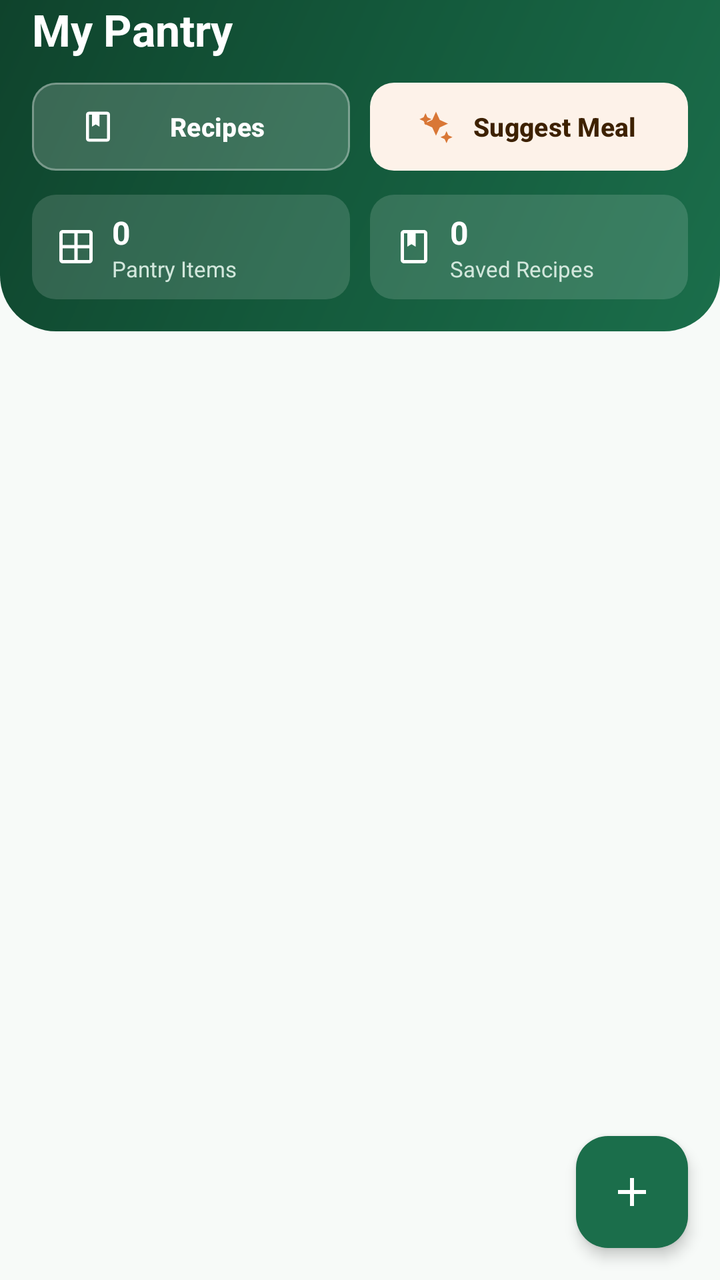
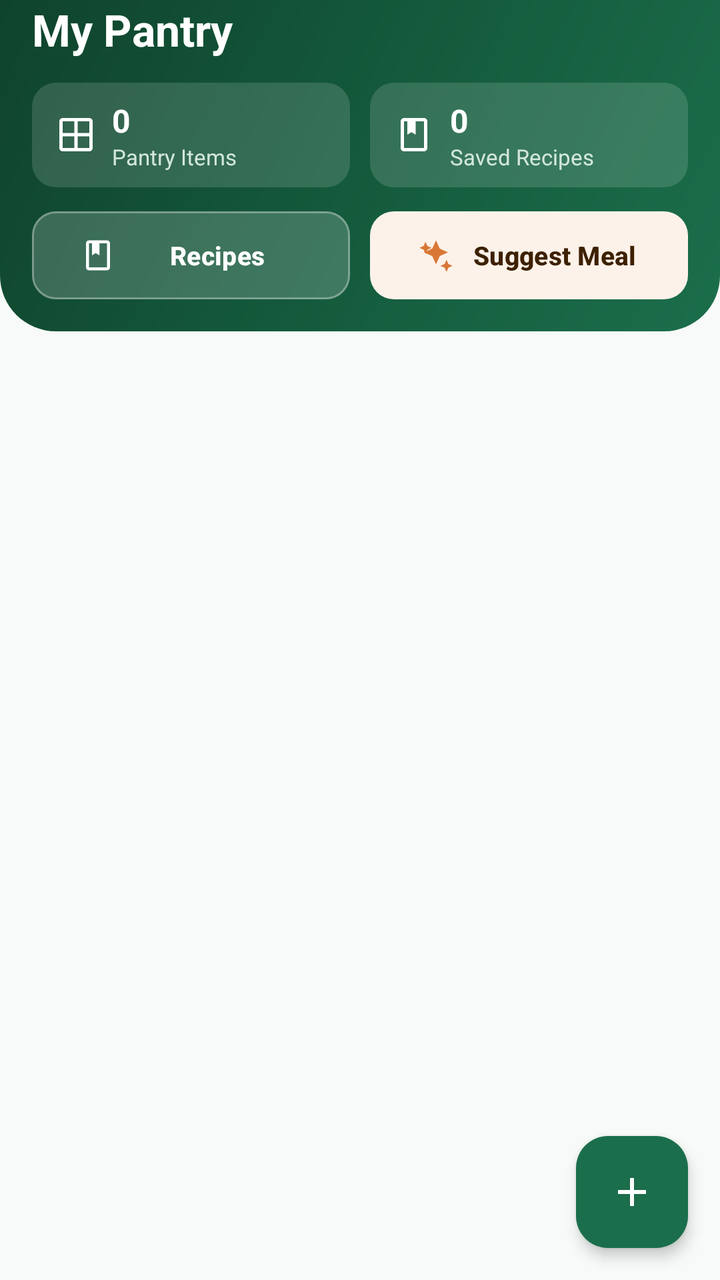

Before-and-after screenshots of an Android layout around one commit, followed by the original layout XML and the change that was made.
<!-- AndroidManifest.xml: application theme Theme.PantryManagementSystem -->
<!-- res/layout/activity_main.xml -->
<?xml version="1.0" encoding="utf-8"?>
<androidx.coordinatorlayout.widget.CoordinatorLayout
    xmlns:android="http://schemas.android.com/apk/res/android"
    xmlns:app="http://schemas.android.com/apk/res-auto"
    xmlns:tools="http://schemas.android.com/tools"
    android:id="@+id/mainRoot"
    android:layout_width="match_parent"
    android:layout_height="match_parent"
    android:background="@color/bg_page">

    <LinearLayout
        android:layout_width="match_parent"
        android:layout_height="match_parent"
        android:orientation="vertical">

        
        <LinearLayout
            android:id="@+id/layoutHeader"
            android:layout_width="match_parent"
            android:layout_height="wrap_content"
            android:background="@drawable/bg_header_curved"
            android:orientation="vertical"
            android:paddingHorizontal="16dp"
            android:paddingBottom="16dp">

            
            <TextView
                android:id="@+id/tvTitle"
                android:layout_width="wrap_content"
                android:layout_height="wrap_content"
                android:text="My Pantry"
                android:textColor="@color/text_on_dark"
                android:textSize="22sp"
                android:textStyle="bold" />

            
            <LinearLayout
                android:layout_width="match_parent"
                android:layout_height="wrap_content"
                android:layout_marginTop="12dp"
                android:orientation="horizontal">

                
                <com.google.android.material.button.MaterialButton
                    android:id="@+id/btnRecipes"
                    android:layout_width="0dp"
                    android:layout_height="44dp"
                    android:layout_weight="1"
                    android:text="Recipes"
                    android:textSize="13sp"
                    android:textStyle="bold"
                    android:textColor="@color/on_primary"
                    app:backgroundTint="#2EFFFFFF"
                    app:strokeColor="#50FFFFFF"
                    app:strokeWidth="1dp"
                    app:cornerRadius="12dp"
                    app:icon="@drawable/ic_recipes"
                    app:iconSize="18dp"
                    app:iconTint="#FFFFFF"
                    android:insetTop="0dp"
                    android:insetBottom="0dp" />

                
                <com.google.android.material.button.MaterialButton
                    android:id="@+id/btnSuggestMeal"
                    android:layout_width="0dp"
                    android:layout_height="44dp"
                    android:layout_weight="1"
                    android:layout_marginStart="10dp"
                    android:text="Suggest Meal"
                    android:textSize="13sp"
                    android:textStyle="bold"
                    android:textColor="#3D2100"
                    app:backgroundTint="#FDF2E9"
                    app:cornerRadius="12dp"
                    app:icon="@drawable/ic_sparkle"
                    app:iconSize="18dp"
                    app:iconTint="@color/secondary"
                    android:insetTop="0dp"
                    android:insetBottom="0dp" />
            </LinearLayout>

            
            <LinearLayout
                android:layout_width="match_parent"
                android:layout_height="wrap_content"
                android:layout_marginTop="12dp"
                android:orientation="horizontal">

                
                <LinearLayout
                    android:layout_width="0dp"
                    android:layout_height="wrap_content"
                    android:layout_weight="1"
                    android:background="@drawable/bg_stat_badge"
                    android:paddingVertical="8dp"
                    android:paddingHorizontal="12dp"
                    android:orientation="horizontal"
                    android:gravity="center_vertical">

                    <ImageView
                        android:layout_width="20dp"
                        android:layout_height="20dp"
                        android:src="@drawable/ic_pantry"
                        app:tint="#FFFFFF"
                        android:contentDescription="Pantry Items" />

                    <LinearLayout
                        android:layout_width="wrap_content"
                        android:layout_height="wrap_content"
                        android:layout_marginStart="8dp"
                        android:orientation="vertical">

                        <TextView
                            android:id="@+id/tvStatTotalItems"
                            android:layout_width="wrap_content"
                            android:layout_height="wrap_content"
                            android:text="0"
                            android:textColor="@color/text_on_dark"
                            android:textSize="16sp"
                            android:textStyle="bold" />

                        <TextView
                            android:layout_width="wrap_content"
                            android:layout_height="wrap_content"
                            android:text="Pantry Items"
                            android:textColor="@color/text_on_dark_secondary"
                            android:textSize="11sp" />
                    </LinearLayout>
                </LinearLayout>

                
                <LinearLayout
                    android:layout_width="0dp"
                    android:layout_height="wrap_content"
                    android:layout_weight="1"
                    android:layout_marginStart="10dp"
                    android:background="@drawable/bg_stat_badge"
                    android:paddingVertical="8dp"
                    android:paddingHorizontal="12dp"
                    android:orientation="horizontal"
                    android:gravity="center_vertical">

                    <ImageView
                        android:layout_width="20dp"
                        android:layout_height="20dp"
                        android:src="@drawable/ic_recipes"
                        app:tint="#FFFFFF"
                        android:contentDescription="Saved Recipes" />

                    <LinearLayout
                        android:layout_width="wrap_content"
                        android:layout_height="wrap_content"
                        android:layout_marginStart="8dp"
                        android:orientation="vertical">

                        <TextView
                            android:id="@+id/tvStatTotalRecipes"
                            android:layout_width="wrap_content"
                            android:layout_height="wrap_content"
                            android:text="0"
                            android:textColor="@color/text_on_dark"
                            android:textSize="16sp"
                            android:textStyle="bold" />

                        <TextView
                            android:layout_width="wrap_content"
                            android:layout_height="wrap_content"
                            android:text="Saved Recipes"
                            android:textColor="@color/text_on_dark_secondary"
                            android:textSize="11sp" />
                    </LinearLayout>
                </LinearLayout>

            </LinearLayout>

        </LinearLayout>

        
        <LinearLayout
            android:id="@+id/layoutEmptyState"
            android:layout_width="match_parent"
            android:layout_height="0dp"
            android:layout_weight="1"
            android:gravity="center"
            android:orientation="vertical"
            android:padding="24dp"
            android:visibility="gone">

            <ImageView
                android:layout_width="56dp"
                android:layout_height="56dp"
                android:src="@drawable/ic_empty_box"
                android:contentDescription="Empty Pantry" />

            <TextView
                android:id="@+id/tvEmptyState"
                android:layout_width="match_parent"
                android:layout_height="wrap_content"
                android:layout_marginTop="12dp"
                android:gravity="center"
                android:text="Your pantry is empty.\nTap + to add your first item."
                android:textColor="@color/text_secondary"
                android:textSize="15sp" />
        </LinearLayout>

        
        <androidx.recyclerview.widget.RecyclerView
            android:id="@+id/rvPantryItems"
            android:layout_width="match_parent"
            android:layout_height="0dp"
            android:layout_weight="1"
            android:paddingTop="8dp"
            android:paddingBottom="88dp"
            android:clipToPadding="false" />

    </LinearLayout>

    
    <com.google.android.material.floatingactionbutton.FloatingActionButton
        android:id="@+id/fabAddItem"
        android:layout_width="wrap_content"
        android:layout_height="wrap_content"
        android:layout_gravity="bottom|end"
        android:layout_margin="16dp"
        android:contentDescription="Add pantry item"
        android:backgroundTint="@color/primary"
        app:tint="@color/on_primary"
        android:src="@drawable/ic_add"
        app:elevation="4dp" />

</androidx.coordinatorlayout.widget.CoordinatorLayout>
<!-- resources referenced by this layout -->
<resources>
  <color name="bg_page">#F7FAF8</color>
  <color name="on_primary">#FFFFFF</color>
  <color name="primary">#1B6E4B</color>
  <color name="secondary">#D97736</color>
  <color name="text_on_dark">#FFFFFF</color>
  <color name="text_on_dark_secondary">#D2E7DC</color>
  <color name="text_secondary">#57665E</color>
  <!-- drawable bg_header_curved (drawable) -->
  <?xml version="1.0" encoding="utf-8"?>
  <shape xmlns:android="http://schemas.android.com/apk/res/android"
      android:shape="rectangle">
      <gradient
          android:angle="135"
          android:startColor="#1B6E4B"
          android:centerColor="#145A3C"
          android:endColor="#0F432C"
          android:type="linear" />
      <corners
          android:bottomLeftRadius="28dp"
          android:bottomRightRadius="28dp" />
  </shape>
  <!-- drawable bg_stat_badge (drawable) -->
  <?xml version="1.0" encoding="utf-8"?>
  <shape xmlns:android="http://schemas.android.com/apk/res/android"
      android:shape="rectangle">
      <solid android:color="#24FFFFFF" />
      <corners android:radius="12dp" />
  </shape>
  <!-- drawable ic_add (drawable) -->
  <vector xmlns:android="http://schemas.android.com/apk/res/android"
      android:width="24dp"
      android:height="24dp"
      android:viewportWidth="24"
      android:viewportHeight="24">
    <path
        android:fillColor="#FFFFFFFF"
        android:pathData="M19,13h-6v6h-2v-6H5v-2h6V5h2v6h6v2z"/>
  </vector>
  <!-- drawable ic_empty_box (drawable) -->
  <vector xmlns:android="http://schemas.android.com/apk/res/android"
      android:width="72dp"
      android:height="72dp"
      android:viewportWidth="24"
      android:viewportHeight="24">
    <path
        android:fillColor="@color/primary_light"
        android:pathData="M19,3H5c-1.1,0 -2,0.9 -2,2v14c0,1.1 0.9,2 2,2h14c1.1,0 2,-0.9 2,-2V5c0,-1.1 -0.9,-2 -2,-2zm0,16H5V8h14v11z"/>
    <path
        android:fillColor="@color/primary"
        android:pathData="M12,6c-3.31,0 -6,2.69 -6,6s2.69,6 6,6 6,-2.69 6,-6 -2.69,-6 -6,-6zm0,9c-1.66,0 -3,-1.34 -3,-3s1.34,-3 3,-3 3,1.34 3,3 -1.34,3 -3,3z"/>
  </vector>
  <!-- drawable ic_pantry (drawable) -->
  <vector xmlns:android="http://schemas.android.com/apk/res/android"
      android:width="24dp"
      android:height="24dp"
      android:viewportWidth="24"
      android:viewportHeight="24">
    <path
        android:fillColor="#FFFFFFFF"
        android:pathData="M4,2h16c1.1,0 2,0.9 2,2v16c0,1.1 -0.9,2 -2,2H4c-1.1,0 -2,-0.9 -2,-2V4c0,-1.1 0.9,-2 2,-2zm7,2H4v7h7V4zm2,0v7h7V4h-7zm-2,9H4v7h7v-7zm2,0v7h7v-7h-7zm-4,-4H8V9h1v2zm6,0h-1V9h1v2z"/>
  </vector>
  <!-- drawable ic_recipes (drawable) -->
  <vector xmlns:android="http://schemas.android.com/apk/res/android"
      android:width="24dp"
      android:height="24dp"
      android:viewportWidth="24"
      android:viewportHeight="24">
    <path
        android:fillColor="@color/secondary"
        android:pathData="M18,2H6c-1.1,0 -2,0.9 -2,2v16c0,1.1 0.9,2 2,2h12c1.1,0 2,-0.9 2,-2V4c0,-1.1 -0.9,-2 -2,-2zm0,18H6V4h2v8l2.5,-1.5L13,12V4h5v16z"/>
  </vector>
  <!-- drawable ic_sparkle (drawable) -->
  <vector xmlns:android="http://schemas.android.com/apk/res/android"
      android:width="24dp"
      android:height="24dp"
      android:viewportWidth="24"
      android:viewportHeight="24">
    <path
        android:fillColor="@color/primary"
        android:pathData="M12,2L9.5,7.5 4,10l5.5,2.5L12,18l2.5,-5.5L20,10l-5.5,-2.5zM19,15l-1.25,2.75L15,19l2.75,1.25L19,23l1.25,-2.75L23,19l-2.75,-1.25zM5,3L3.75,5.75 1,7l2.75,1.25L5,11l1.25,-2.75L9,7 6.25,5.75z"/>
  </vector>
  <style name="Theme.PantryManagementSystem" parent="Base.Theme.PantryManagementSystem" />
  <color name="primary_light">#EAF5EE</color>
  <color name="primary_dark">#124E34</color>
  <color name="bg_surface">#FFFFFF</color>
  <color name="text_primary">#1D2921</color>
  <!-- unchanged entries left out for length: 1 -->
</resources>

<!-- the commit's change to res/layout/activity_main.xml (unified diff, before → after) -->
@@ -32,6 +32,100 @@
                 android:textColor="@color/text_on_dark"
                 android:textSize="22sp"
                 android:textStyle="bold" />
+
+            
+            <LinearLayout
+                android:layout_width="match_parent"
+                android:layout_height="wrap_content"
+                android:layout_marginTop="12dp"
+                android:orientation="horizontal">
+
+                
+                <LinearLayout
+                    android:layout_width="0dp"
+                    android:layout_height="wrap_content"
+                    android:layout_weight="1"
+                    android:background="@drawable/bg_stat_badge"
+                    android:paddingVertical="8dp"
+                    android:paddingHorizontal="12dp"
+                    android:orientation="horizontal"
+                    android:gravity="center_vertical">
+
+                    <ImageView
+                        android:layout_width="20dp"
+                        android:layout_height="20dp"
+                        android:src="@drawable/ic_pantry"
+                        app:tint="#FFFFFF"
+                        android:contentDescription="Pantry Items" />
+
+                    <LinearLayout
+                        android:layout_width="wrap_content"
+                        android:layout_height="wrap_content"
+                        android:layout_marginStart="8dp"
+                        android:orientation="vertical">
+
+                        <TextView
+                            android:id="@+id/tvStatTotalItems"
+                            android:layout_width="wrap_content"
+                            android:layout_height="wrap_content"
+                            android:text="0"
+                            android:textColor="@color/text_on_dark"
+                            android:textSize="16sp"
+                            android:textStyle="bold" />
+
+                        <TextView
+                            android:layout_width="wrap_content"
+                            android:layout_height="wrap_content"
+                            android:text="Pantry Items"
+                            android:textColor="@color/text_on_dark_secondary"
+                            android:textSize="11sp" />
+                    </LinearLayout>
+                </LinearLayout>
+
+                
+                <LinearLayout
+                    android:layout_width="0dp"
+                    android:layout_height="wrap_content"
+                    android:layout_weight="1"
+                    android:layout_marginStart="10dp"
+                    android:background="@drawable/bg_stat_badge"
+                    android:paddingVertical="8dp"
+                    android:paddingHorizontal="12dp"
+                    android:orientation="horizontal"
+                    android:gravity="center_vertical">
+
+                    <ImageView
+                        android:layout_width="20dp"
+                        android:layout_height="20dp"
+                        android:src="@drawable/ic_recipes"
+                        app:tint="#FFFFFF"
+                        android:contentDescription="Saved Recipes" />
+
+                    <LinearLayout
+                        android:layout_width="wrap_content"
+                        android:layout_height="wrap_content"
+                        android:layout_marginStart="8dp"
+                        android:orientation="vertical">
+
+                        <TextView
+                            android:id="@+id/tvStatTotalRecipes"
+                            android:layout_width="wrap_content"
+                            android:layout_height="wrap_content"
+                            android:text="0"
+                            android:textColor="@color/text_on_dark"
+                            android:textSize="16sp"
+                            android:textStyle="bold" />
+
+                        <TextView
+                            android:layout_width="wrap_content"
+                            android:layout_height="wrap_content"
+                            android:text="Saved Recipes"
+                            android:textColor="@color/text_on_dark_secondary"
+                            android:textSize="11sp" />
+                    </LinearLayout>
+                </LinearLayout>
+
+            </LinearLayout>
 
             
             <LinearLayout
@@ -80,100 +174,6 @@
                     android:insetBottom="0dp" />
             </LinearLayout>
 
-            
-            <LinearLayout
-                android:layout_width="match_parent"
-                android:layout_height="wrap_content"
-                android:layout_marginTop="12dp"
-                android:orientation="horizontal">
-
-                
-                <LinearLayout
-                    android:layout_width="0dp"
-                    android:layout_height="wrap_content"
-                    android:layout_weight="1"
-                    android:background="@drawable/bg_stat_badge"
-                    android:paddingVertical="8dp"
-                    android:paddingHorizontal="12dp"
-                    android:orientation="horizontal"
-                    android:gravity="center_vertical">
-
-                    <ImageView
-                        android:layout_width="20dp"
-                        android:layout_height="20dp"
-                        android:src="@drawable/ic_pantry"
-                        app:tint="#FFFFFF"
-                        android:contentDescription="Pantry Items" />
-
-                    <LinearLayout
-                        android:layout_width="wrap_content"
-                        android:layout_height="wrap_content"
-                        android:layout_marginStart="8dp"
-                        android:orientation="vertical">
-
-                        <TextView
-                            android:id="@+id/tvStatTotalItems"
-                            android:layout_width="wrap_content"
-                            android:layout_height="wrap_content"
-                            android:text="0"
-                            android:textColor="@color/text_on_dark"
-                            android:textSize="16sp"
-                            android:textStyle="bold" />
-
-                        <TextView
-                            android:layout_width="wrap_content"
-                            android:layout_height="wrap_content"
-                            android:text="Pantry Items"
-                            android:textColor="@color/text_on_dark_secondary"
-                            android:textSize="11sp" />
-                    </LinearLayout>
-                </LinearLayout>
-
-                
-                <LinearLayout
-                    android:layout_width="0dp"
-                    android:layout_height="wrap_content"
-                    android:layout_weight="1"
-                    android:layout_marginStart="10dp"
-                    android:background="@drawable/bg_stat_badge"
-                    android:paddingVertical="8dp"
-                    android:paddingHorizontal="12dp"
-                    android:orientation="horizontal"
-                    android:gravity="center_vertical">
-
-                    <ImageView
-                        android:layout_width="20dp"
-                        android:layout_height="20dp"
-                        android:src="@drawable/ic_recipes"
-                        app:tint="#FFFFFF"
-                        android:contentDescription="Saved Recipes" />
-
-                    <LinearLayout
-                        android:layout_width="wrap_content"
-                        android:layout_height="wrap_content"
-                        android:layout_marginStart="8dp"
-                        android:orientation="vertical">
-
-                        <TextView
-                            android:id="@+id/tvStatTotalRecipes"
-                            android:layout_width="wrap_content"
-                            android:layout_height="wrap_content"
-                            android:text="0"
-                            android:textColor="@color/text_on_dark"
-                            android:textSize="16sp"
-                            android:textStyle="bold" />
-
-                        <TextView
-                            android:layout_width="wrap_content"
-                            android:layout_height="wrap_content"
-                            android:text="Saved Recipes"
-                            android:textColor="@color/text_on_dark_secondary"
-                            android:textSize="11sp" />
-                    </LinearLayout>
-                </LinearLayout>
-
-            </LinearLayout>
-
         </LinearLayout>
 
         
